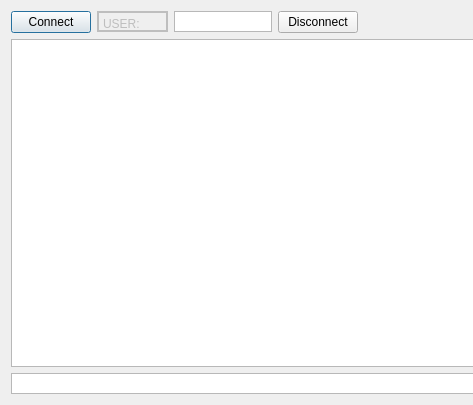
Before: the Qt Designer form src/qt/forms/mainwindow.ui in argakiig/NRS, drawn with Qt 5.
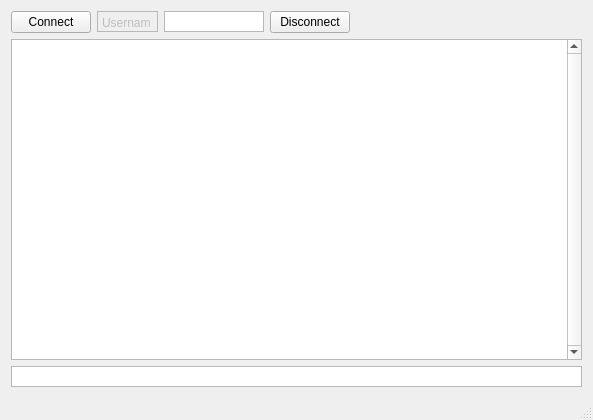
After: the same form once the commit is applied.

The edit to the form file:
```diff
--- a/src/qt/forms/mainwindow.ui
+++ b/src/qt/forms/mainwindow.ui
@@ -1,24 +1,19 @@
 <?xml version="1.0" encoding="UTF-8"?>
 <ui version="4.0">
- <class>Dialog</class>
- <widget class="QDialog" name="Dialog">
+ <class>MainWindow</class>
+ <widget class="QMainWindow" name="MainWindow">
   <property name="geometry">
    <rect>
     <x>0</x>
     <y>0</y>
-    <width>473</width>
-    <height>405</height>
+    <width>589</width>
+    <height>413</height>
    </rect>
   </property>
-  <property name="minimumSize">
-   <size>
-    <width>473</width>
-    <height>405</height>
-   </size>
-  </property>
   <property name="windowTitle">
    <string>Dialog</string>
   </property>
+  <widget class="QWidget" name="centralWidget">
   <layout class="QGridLayout" name="gridLayout">
    <item row="0" column="0">
     <widget class="QPushButton" name="connectButton">
@@ -34,39 +29,18 @@
      </property>
      <property name="maximumSize">
       <size>
-       <width>71</width>
+        <width>61</width>
        <height>21</height>
       </size>
      </property>
-     <property name="frameShape">
-      <enum>QFrame::WinPanel</enum>
-     </property>
-     <property name="frameShadow">
-      <enum>QFrame::Plain</enum>
-     </property>
-     <property name="lineWidth">
-      <number>2</number>
-     </property>
-     <property name="midLineWidth">
-      <number>0</number>
-     </property>
      <property name="verticalScrollBarPolicy">
       <enum>Qt::ScrollBarAlwaysOff</enum>
      </property>
      <property name="horizontalScrollBarPolicy">
       <enum>Qt::ScrollBarAlwaysOff</enum>
      </property>
-     <property name="readOnly">
-      <bool>true</bool>
-     </property>
      <property name="plainText">
-      <string>USER:</string>
-     </property>
-     <property name="textInteractionFlags">
-      <set>Qt::NoTextInteraction</set>
-     </property>
-     <property name="backgroundVisible">
-      <bool>false</bool>
+       <string>Username</string>
      </property>
     </widget>
    </item>
@@ -100,28 +74,34 @@
      </property>
      <property name="sizeHint" stdset="0">
       <size>
-       <width>100</width>
+        <width>229</width>
        <height>20</height>
       </size>
      </property>
     </spacer>
    </item>
    <item row="1" column="0" colspan="5">
-    <widget class="QPlainTextEdit" name="textEdit">
+     <widget class="QTextEdit" name="textEdit">
      <property name="minimumSize">
       <size>
-       <width>471</width>
-       <height>281</height>
-      </size>
-     </property>
+        <width>571</width>
+        <height>321</height>
+       </size>
+      </property>
+      <property name="verticalScrollBarPolicy">
+       <enum>Qt::ScrollBarAlwaysOn</enum>
+      </property>
+      <property name="readOnly">
+       <bool>true</bool>
+      </property>
     </widget>
    </item>
    <item row="2" column="0" colspan="5">
-    <widget class="QPlainTextEdit" name="text">
+     <widget class="QTextEdit" name="text">
      <property name="minimumSize">
       <size>
-       <width>471</width>
-       <height>0</height>
+        <width>571</width>
+        <height>21</height>
       </size>
      </property>
      <property name="maximumSize">
@@ -134,20 +114,15 @@
       <enum>Qt::ScrollBarAlwaysOff</enum>
      </property>
      <property name="horizontalScrollBarPolicy">
-      <enum>Qt::ScrollBarAsNeeded</enum>
+       <enum>Qt::ScrollBarAlwaysOff</enum>
      </property>
     </widget>
    </item>
   </layout>
-  <zorder>verticalLayoutWidget</zorder>
-  <zorder>horizontalLayoutWidget</zorder>
-  <zorder>verticalLayoutWidget_2</zorder>
-  <zorder>user</zorder>
-  <zorder>blah</zorder>
-  <zorder>horizontalSpacer</zorder>
-  <zorder>text</zorder>
-  <zorder>textEdit</zorder>
- </widget>
+  </widget>
+  <widget class="QStatusBar" name="statusBar"/>
+ </widget>
+ <layoutdefault spacing="6" margin="11"/>
  <resources/>
  <connections/>
 </ui>
```
Left out of the diff: 2 changed lines with no effect on the pictures. Lines whose indentation alone changed are shown as unchanged.
